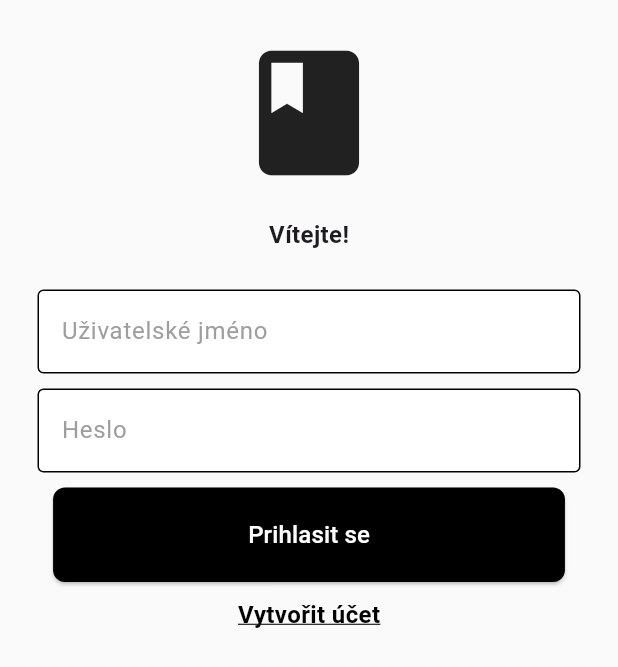
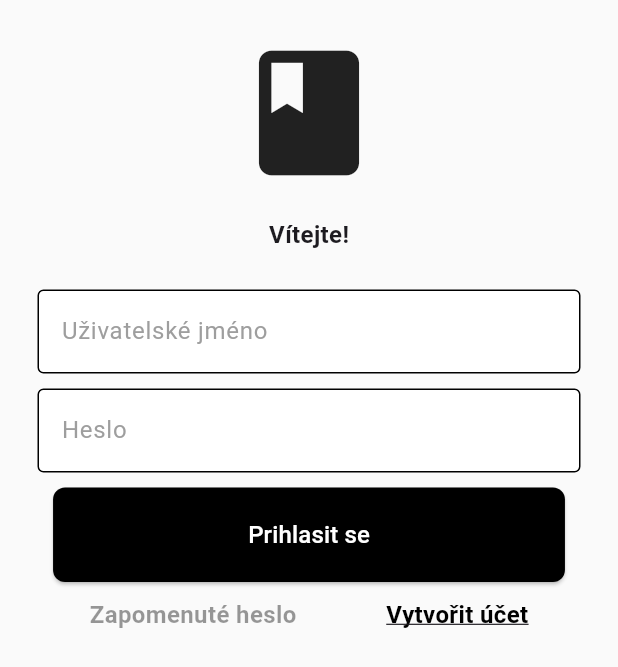
Before and after one commit to dcaldr/denik-zza, a Flutter app: the Login screen opened directly, on a phone screen of 412 x 824 dp. Shown: the top 667 px of the screen. Run offline on Flutter 3.47's test engine with Material 3 defaults, Android fonts, the phone set to English and light mode, and no system bars; our stand-ins replace drift, pdf, printing; missing offline and left inert: sqlite3; accounts and stored records are empty; generated files the repository leaves out were written again.

Commit message:
add: forgotten password button and page

```diff
--- /dev/null
+++ b/lib/screens/login/components/forgot_password.dart
@@ -0,0 +1,27 @@
+import 'package:denik_zza/screens/login/forgot_password_page.dart';
+import 'package:flutter/material.dart';
+
+class ForgotPassword extends StatelessWidget {
+  const ForgotPassword({Key? key});
+
+  @override
+  Widget build(BuildContext context) {
+    return GestureDetector(
+      onTap: () {
+        // Přesměrování na jinou obrazovku
+        Navigator.push(
+          context,
+          MaterialPageRoute(builder: (context) => ForgotPasswordScreen()),
+        );
+      },
+      child: Text(
+        'Zapomenuté heslo',
+        style: TextStyle(
+          color: Color.fromARGB(103, 0, 0, 0),
+          fontSize: 16,
+          fontWeight: FontWeight.bold,
+        ),
+      ),
+    );
+  }
+}
--- a/lib/screens/login/login_page.dart
+++ b/lib/screens/login/login_page.dart
@@ -2,6 +2,7 @@
 
 import 'package:denik_zza/screens/actions/profile.dart';
 import 'package:denik_zza/screens/login/components/create_account.dart';
+import 'package:denik_zza/screens/login/components/forgot_password.dart';
 import 'package:denik_zza/screens/login/components/my_button.dart';
 import 'package:denik_zza/screens/login/components/my_textfield.dart';
 import 'package:flutter/material.dart';
@@ -91,8 +92,17 @@ class Login extends StatelessWidget {
                 height: 10,
               ),
 
+              // Row for "Create Account" and "Forgot Password"
+            Row(
+              mainAxisAlignment: MainAxisAlignment.spaceEvenly, // Adjust as needed
+              children: [
+                // forgot password
+                ForgotPassword(),
+
                 // create new account
                 CreateAccount(),
+              ],
+            ),
           ],
         ),
       ),
--- a/lib/screens/login/main.dart
+++ b/lib/screens/login/main.dart
@@ -202,7 +202,6 @@ child: Container(
             ),
  */
 
-import 'package:denik_zza/screens/actions/profile.dart';
 import 'package:denik_zza/screens/login/login_page.dart';
 import 'package:denik_zza/screens/login/register_page.dart';
 import 'package:flutter/material.dart';
```
Also changed, not shown: lib/screens/login/forgot_password_page.dart (added, +96 -0 lines). Lines whose indentation alone changed are shown as unchanged.
